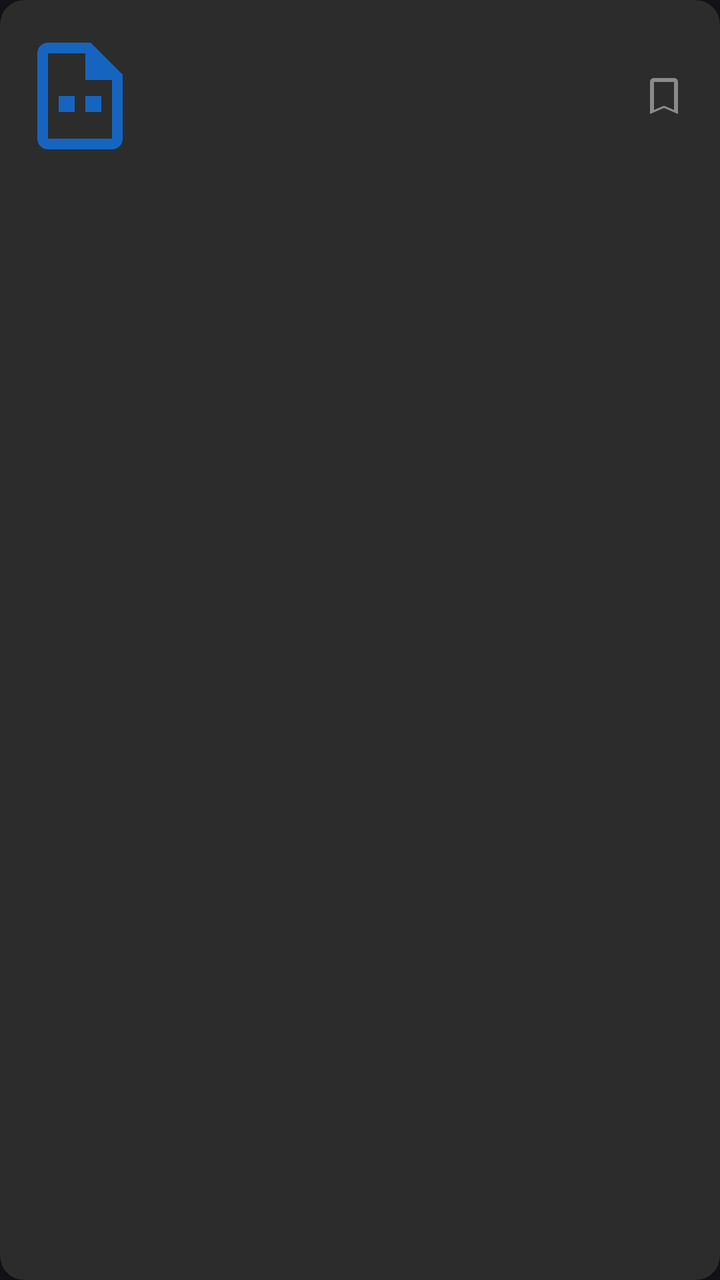
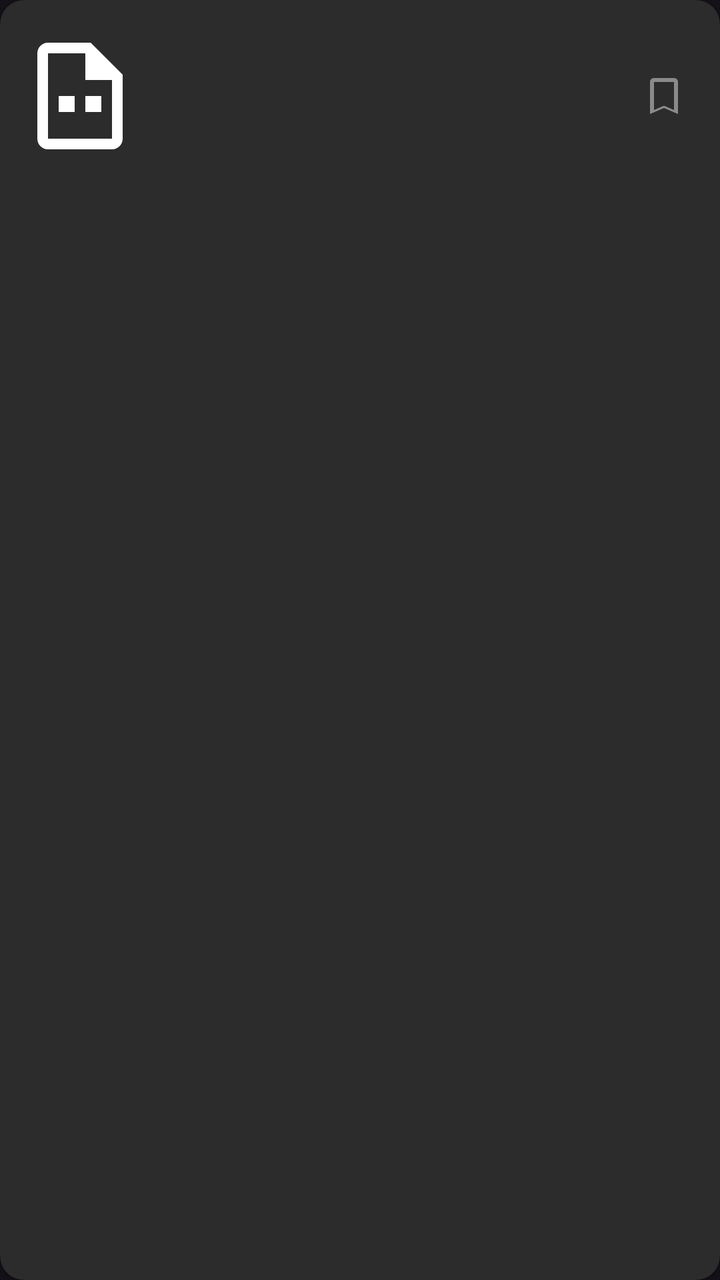

Screens rendered from an Android XML layout before and after an edit, with the pre-edit source and the edit as a unified diff.
<!-- AndroidManifest.xml: application theme Theme.LectorMobile -->
<!-- res/layout/item_book.xml -->
<?xml version="1.0" encoding="utf-8"?>
<com.google.android.material.card.MaterialCardView
    xmlns:android="http://schemas.android.com/apk/res/android"
    xmlns:app="http://schemas.android.com/apk/res-auto"
    android:id="@+id/item_book_card"
    android:layout_width="match_parent"
    android:layout_height="wrap_content"
    android:layout_marginHorizontal="8dp"
    android:layout_marginVertical="4dp"
    app:cardBackgroundColor="@color/surface_variant"
    app:cardCornerRadius="12dp"
    app:cardElevation="2dp"
    app:strokeWidth="0dp">

    <LinearLayout
        android:layout_width="match_parent"
        android:layout_height="wrap_content"
        android:gravity="center_vertical"
        android:orientation="horizontal"
        android:padding="16dp">

        
        <ImageView
            android:id="@+id/item_book_cover"
            android:layout_width="48dp"
            android:layout_height="64dp"
            android:contentDescription="@string/item_book_icon_desc"
            android:scaleType="centerCrop"
            app:srcCompat="@drawable/ic_pdf"
            app:tint="@color/primary" />

        
        <LinearLayout
            android:layout_width="0dp"
            android:layout_height="wrap_content"
            android:layout_weight="1"
            android:layout_marginStart="12dp"
            android:orientation="vertical">

            
            <TextView
                android:id="@+id/item_book_name"
                android:layout_width="match_parent"
                android:layout_height="wrap_content"
                android:ellipsize="end"
                android:maxLines="1"
                android:textColor="@color/text_primary"
                android:textSize="16sp"
                android:textStyle="bold" />

            
            <TextView
                android:id="@+id/item_book_info"
                android:layout_width="match_parent"
                android:layout_height="wrap_content"
                android:ellipsize="end"
                android:maxLines="1"
                android:paddingTop="2dp"
                android:textColor="@color/text_secondary"
                android:textSize="14sp" />

            
            <LinearLayout
                android:id="@+id/item_book_progress"
                android:layout_width="match_parent"
                android:layout_height="wrap_content"
                android:gravity="center_vertical"
                android:orientation="horizontal"
                android:paddingTop="6dp"
                android:visibility="gone">

                <ProgressBar
                    android:id="@+id/item_book_progress_bar"
                    style="?android:attr/progressBarStyleHorizontal"
                    android:layout_width="0dp"
                    android:layout_height="4dp"
                    android:layout_weight="1"
                    android:max="100"
                    android:progressTint="@color/primary"
                    android:progressBackgroundTint="@color/text_hint" />

                <TextView
                    android:id="@+id/item_book_percent"
                    android:layout_width="wrap_content"
                    android:layout_height="wrap_content"
                    android:layout_marginStart="8dp"
                    android:minWidth="36dp"
                    android:textColor="@color/text_secondary"
                    android:textSize="12sp" />

            </LinearLayout>

        </LinearLayout>

        
        <ImageView
            android:id="@+id/item_book_star"
            android:layout_width="24dp"
            android:layout_height="24dp"
            android:layout_marginStart="8dp"
            android:contentDescription="@string/item_book_star_desc"
            android:src="@drawable/ic_bookmark_border"
            app:tint="@color/text_hint" />

    </LinearLayout>

</com.google.android.material.card.MaterialCardView>
<!-- resources referenced by this layout -->
<resources>
  <color name="primary">#1565C0</color>
  <color name="surface_variant">#2C2C2C</color>
  <color name="text_hint">#8A8A8A</color>
  <color name="text_primary">#E8E6E3</color>
  <color name="text_secondary">#B0B0B0</color>
  <!-- drawable ic_bookmark_border (drawable) -->
  <vector xmlns:android="http://schemas.android.com/apk/res/android"
      android:width="24dp"
      android:height="24dp"
      android:viewportWidth="24"
      android:viewportHeight="24">
      <path
          android:fillColor="@android:color/white"
          android:pathData="M17,3H7C5.9,3 5,3.9 5,5v16l7,-3 7,3V5C19,3.9 18.1,3 17,3zM17,19l-5,-2.18L7,19V5h10v14z"/>
  </vector>
  <!-- drawable ic_pdf (drawable) -->
  <vector xmlns:android="http://schemas.android.com/apk/res/android"
      android:width="24dp"
      android:height="24dp"
      android:viewportWidth="24"
      android:viewportHeight="24">
      <path
          android:fillColor="@android:color/white"
          android:pathData="M14,2H6C4.9,2 4,2.9 4,4v16c0,1.1 0.9,2 2,2h12c1.1,0 2,-0.9 2,-2V8l-6,-6zM6,20V4h7v5h5v11H6z"/>
      <path
          android:fillColor="@android:color/white"
          android:pathData="M8,12h3v3H8zM13,12h3v3h-3z"/>
  </vector>
  <string name="item_book_icon_desc">Book cover</string>
  <string name="item_book_star_desc">Favorite book</string>
  <style name="Theme.LectorMobile" parent="Theme.Material3.Dark.NoActionBar">
          <item name="colorPrimary">@color/primary</item>
          <item name="colorPrimaryVariant">@color/primary_variant</item>
          <item name="colorOnPrimary">@color/white</item>
          <item name="colorSecondary">@color/accent</item>
          <item name="colorOnSecondary">@color/black</item>
          <item name="colorSurface">@color/surface</item>
          <item name="colorOnSurface">@color/on_surface</item>
          <item name="colorSurfaceVariant">@color/surface_variant</item>
          <item name="colorBackground">@color/background</item>
          <item name="colorOnBackground">@color/on_background</item>
          <item name="colorError">@color/error</item>
          <item name="colorOnError">@color/white</item>
          <item name="android:statusBarColor">?attr/colorSurface</item>
          <item name="android:navigationBarColor">?attr/colorSurface</item>
          <item name="android:windowLightStatusBar">false</item>
      </style>
  <color name="primary_variant">#42A5F5</color>
  <color name="white">#FFFFFF</color>
  <color name="accent">#FFA726</color>
  <color name="black">#FF000000</color>
  <color name="surface">#121212</color>
  <color name="on_surface">#E8E6E3</color>
  <color name="background">#000000</color>
  <color name="on_background">#E8E6E3</color>
  <color name="error">#CF6679</color>
</resources>

<!-- the commit's change to res/layout/item_book.xml (unified diff, before → after) -->
@@ -26,8 +26,7 @@
             android:layout_height="64dp"
             android:contentDescription="@string/item_book_icon_desc"
             android:scaleType="centerCrop"
-            app:srcCompat="@drawable/ic_pdf"
-            app:tint="@color/primary" />
+            app:srcCompat="@drawable/ic_pdf" />
 
         
         <LinearLayout
